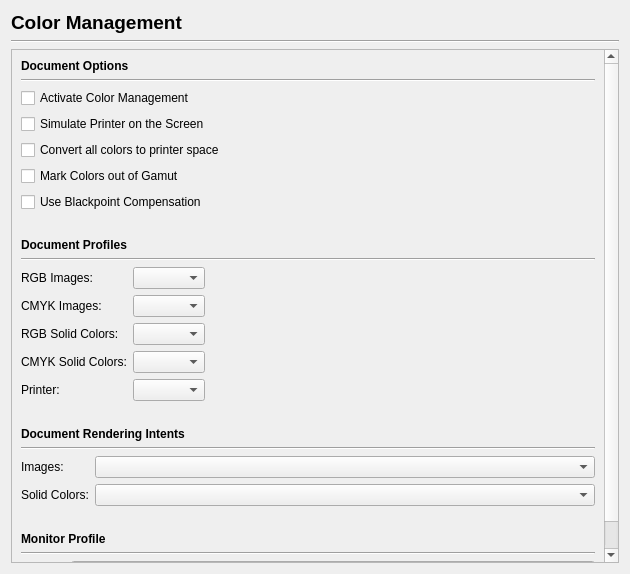
The window that scribus/ui/prefs_colormanagementbase.ui (scribusproject/scribus) describes before a commit, drawn with Qt 5.
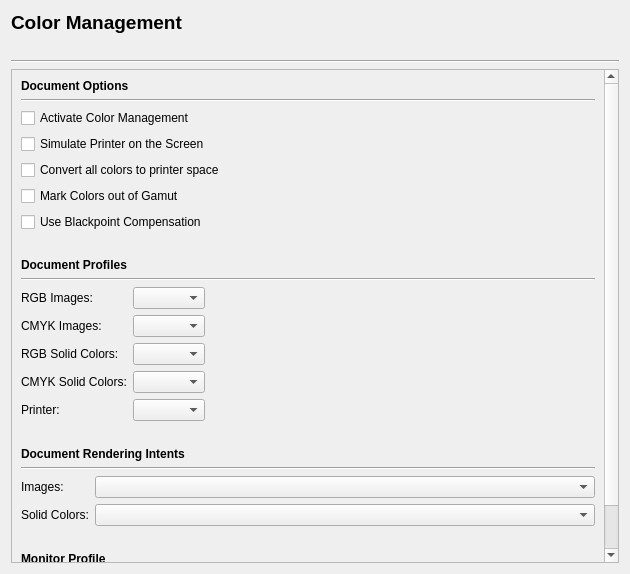
The same window after the commit.

Commit message: #2252: CM should not disappear from preferences when it is disabled due to missing files etc. Add warning into prefs, could add a link in future to help browser or wiki

```diff
--- a/scribus/ui/prefs_colormanagementbase.ui
+++ b/scribus/ui/prefs_colormanagementbase.ui
@@ -30,6 +30,25 @@
      </property>
     </widget>
    </item>
+   <item>
+    <widget class="QLabel" name="warningLabel">
+     <property name="sizePolicy">
+      <sizepolicy hsizetype="Preferred" vsizetype="Minimum">
+       <horstretch>0</horstretch>
+       <verstretch>0</verstretch>
+      </sizepolicy>
+     </property>
+     <property name="font">
+      <font>
+       <weight>75</weight>
+       <bold>true</bold>
+      </font>
+     </property>
+     <property name="text">
+      <string/>
+     </property>
+    </widget>
+   </item>
    <item>
     <widget class="Line" name="line">
      <property name="orientation">
@@ -47,7 +66,7 @@
        <rect>
         <x>0</x>
         <y>0</y>
-        <width>587</width>
+        <width>589</width>
         <height>631</height>
        </rect>
       </property>
```
The commit also changes 2 other files.
